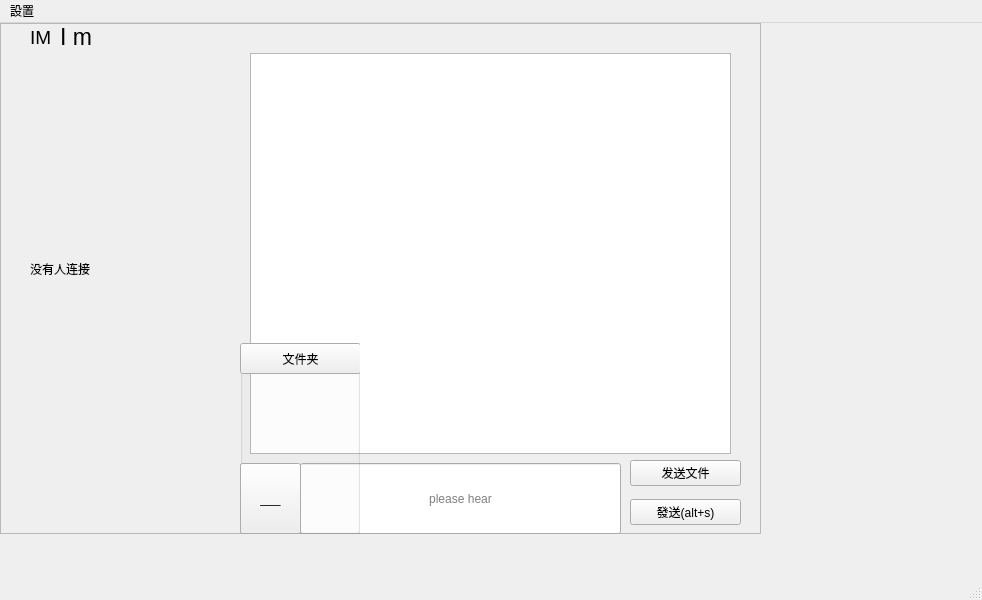
Qt form mainwindow.ui (liguyano/qt_demo) before a commit.
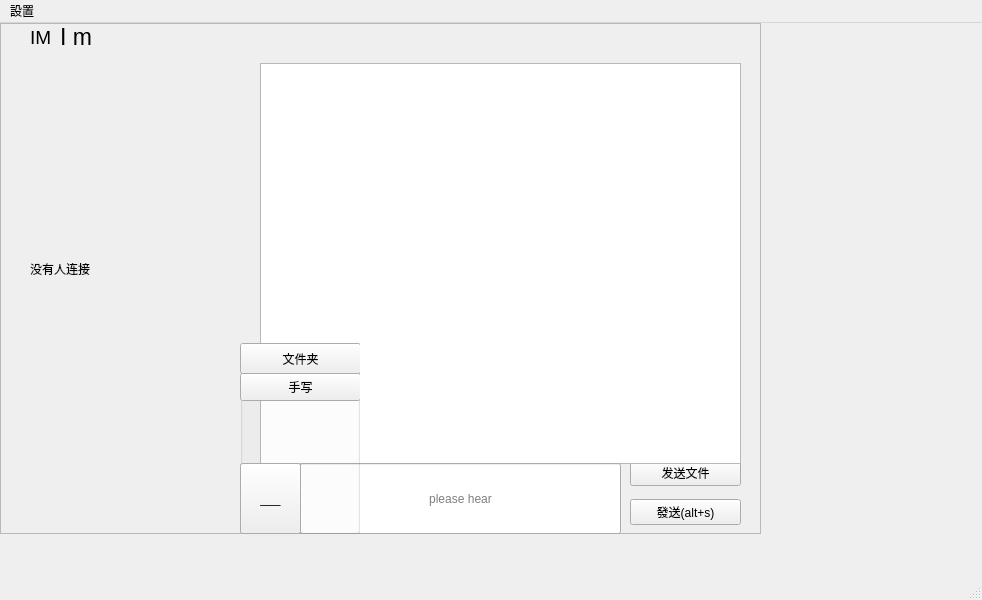
The same form after that commit.

Diff of the .ui file:
```diff
--- a/mainwindow.ui
+++ b/mainwindow.ui
@@ -85,8 +85,8 @@
        <widget class="QTextBrowser" name="textBrowser">
            <property name="geometry">
                <rect>
-                   <x>250</x>
-                   <y>30</y>
+                   <x>260</x>
+                   <y>40</y>
                    <width>481</width>
                    <height>401</height>
                </rect>
@@ -198,6 +198,19 @@
                    <string>___</string>
                </property>
            </widget>
+           <widget class="QPushButton" name="handWrite">
+               <property name="geometry">
+                   <rect>
+                       <x>0</x>
+                       <y>30</y>
+                       <width>121</width>
+                       <height>28</height>
+                   </rect>
+               </property>
+               <property name="text">
+                   <string>手写</string>
+               </property>
+           </widget>
        </widget>
        <widget class="QPushButton" name="showGroup">
            <property name="geometry">
```
Left out of the diff: 16 changed lines with no effect on the pictures. Lines whose indentation alone changed are shown as unchanged.
